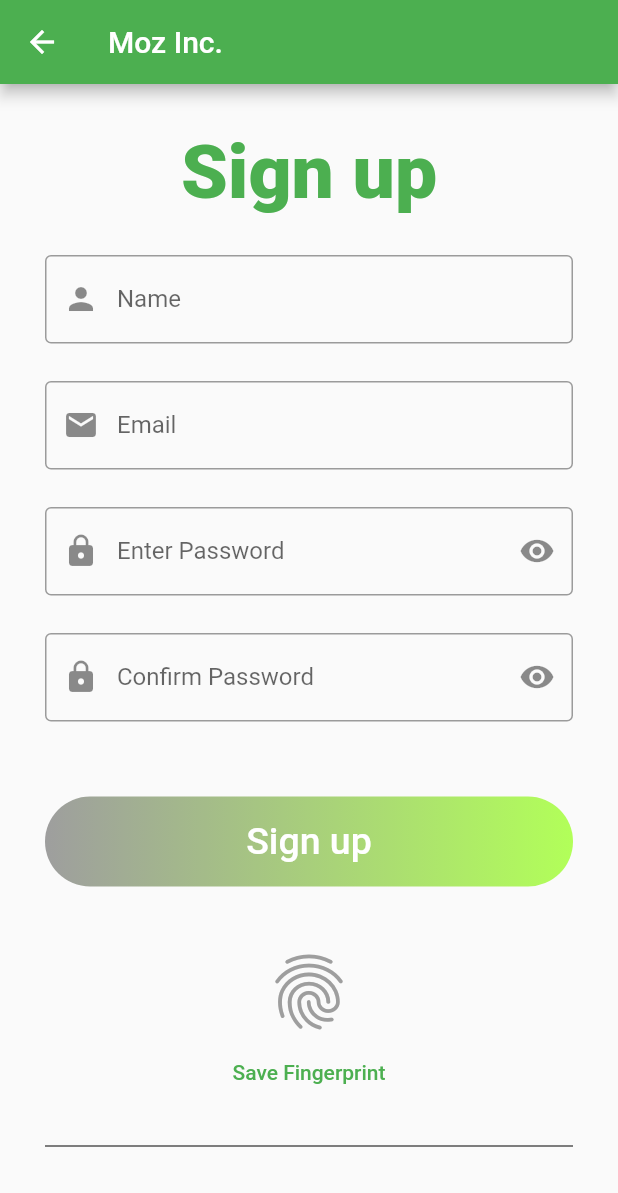
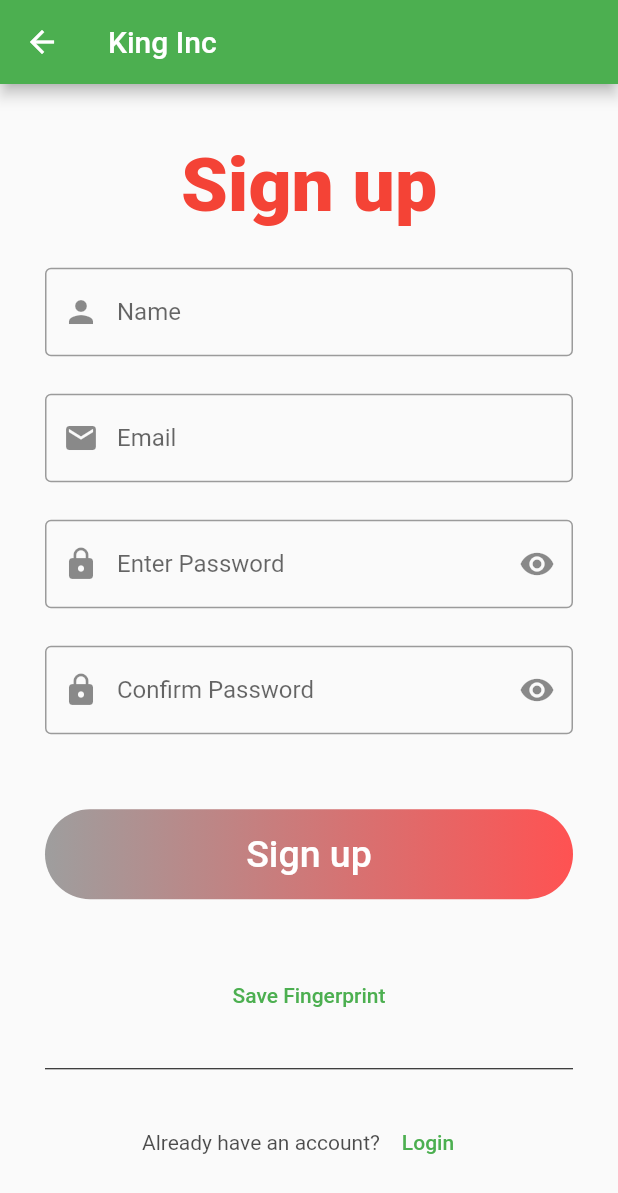
Before and after one commit to Kingsmankek/Flutter-App, a Flutter app: the screen it shows after launch, after a tap on "Register Account(Sign Up)", on a phone screen of 412 x 824 dp. Shown: the top 1193 px of the screen. Run offline on Flutter 3.47's test engine with Material 2 defaults, Android fonts, the phone set to English and light mode, and no system bars.

Commit message:
first commit

```diff
--- a/lib/login_screen.dart
+++ b/lib/login_screen.dart
@@ -10,7 +10,7 @@ class LoginScreen extends StatelessWidget {
       appBar: AppBar(
         centerTitle: false,
         title: const Text(
-          "Moz Inc.",
+          "King Inc",
         ),
       ),
       body: Container(
@@ -24,7 +24,7 @@ class LoginScreen extends StatelessWidget {
                     style: TextStyle(
                       fontSize: 50,
                       fontWeight: FontWeight.w900,
-                      color: Colors.green,
+                      color: Colors.red,
                     ),
                   ),
                   const SizedBox(
@@ -71,7 +71,7 @@ class LoginScreen extends StatelessWidget {
                     decoration: BoxDecoration(
                       borderRadius: BorderRadius.circular(100),
                       gradient: const LinearGradient(
-                          colors: [Colors.green, Colors.greenAccent]),
+                          colors: [Colors.red, Colors.redAccent]),
                     ),
                     child: MaterialButton(
                       onPressed: () {},
@@ -86,19 +86,6 @@ class LoginScreen extends StatelessWidget {
                   ),
                   const SizedBox(
                     height: 30,
-                  ),
-                  const Icon(
-                    Icons.fingerprint,
-                    size: 60,
-                    color: Colors.grey,
-                  ),
-                  Row(
-                    mainAxisAlignment: MainAxisAlignment.center,
-                    children: [
-                      TextButton(
-                          onPressed: () {},
-                          child: const Text("Use fingerprint"))
-                    ],
                   ),
                   const SizedBox(
                     height: 10,
--- a/lib/signUp_screen.dart
+++ b/lib/signUp_screen.dart
@@ -10,7 +10,7 @@ class SignUpScreen extends StatelessWidget {
       appBar: AppBar(
         centerTitle: false,
         title: const Text(
-          "Moz Inc.",
+          "King Inc",
         ),
       ),
       body: Container(
@@ -24,7 +24,7 @@ class SignUpScreen extends StatelessWidget {
                   style: TextStyle(
                     fontSize: 50,
                     fontWeight: FontWeight.w900,
-                    color: Colors.green,
+                    color: Colors.red,
                   ),
                 ),
                 const SizedBox(
@@ -88,7 +88,7 @@ class SignUpScreen extends StatelessWidget {
                   decoration: BoxDecoration(
                     borderRadius: BorderRadius.circular(100),
                     gradient: const LinearGradient(
-                        colors: [Colors.grey, Colors.lightGreenAccent]),
+                        colors: [Colors.grey, Colors.redAccent]),
                   ),
                   child: MaterialButton(
                     onPressed: () {},
@@ -103,11 +103,6 @@ class SignUpScreen extends StatelessWidget {
                 ),
                 const SizedBox(
                   height: 40,
-                ),
-                const Icon(
-                  Icons.fingerprint,
-                  size: 60,
-                  color: Colors.grey,
                 ),
                 Row(
                   mainAxisAlignment: MainAxisAlignment.center,
```
